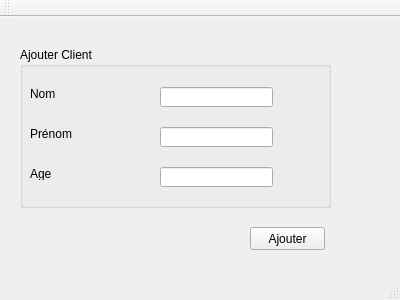
Qt form mainwindow.ui (24-25PCPP2A27/projet2a-2a27-smart-convervation-company) before a commit.
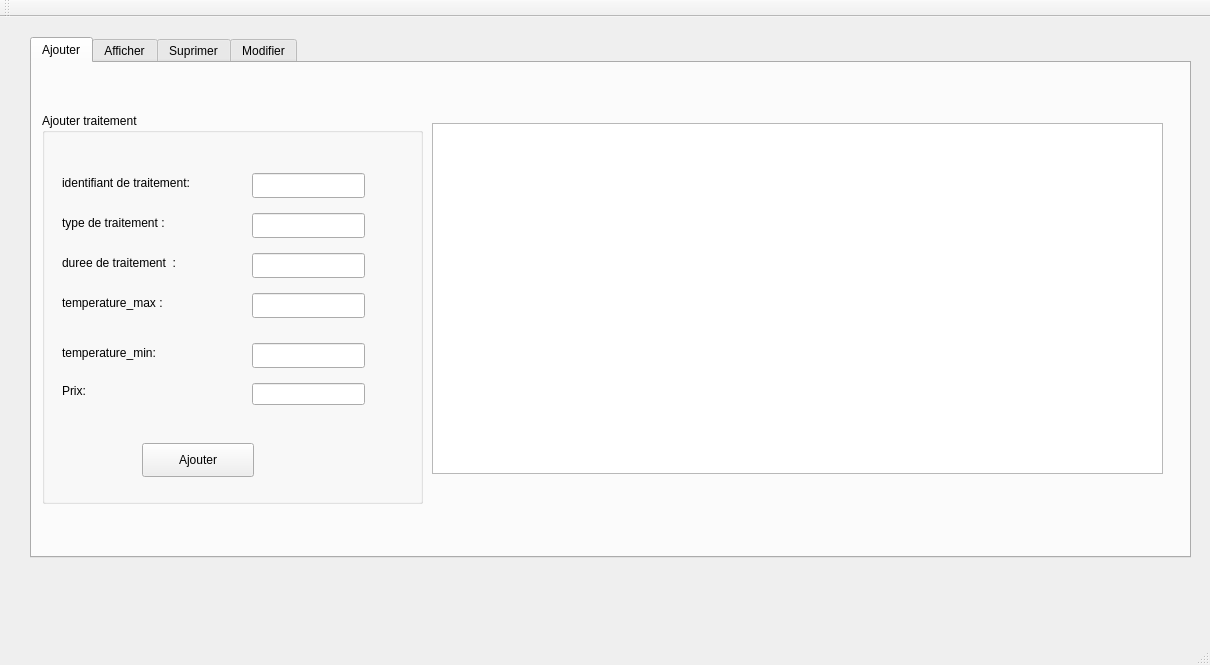
The same form after that commit. The open tabs and pages were chosen to show the change.

Diff of the .ui file:
```diff
--- a/mainwindow.ui
+++ b/mainwindow.ui
@@ -6,108 +6,430 @@
    <rect>
     <x>0</x>
     <y>0</y>
-    <width>400</width>
-    <height>300</height>
+    <width>1210</width>
+    <height>665</height>
    </rect>
   </property>
   <property name="windowTitle">
    <string>Gestion des Clients</string>
   </property>
   <widget class="QWidget" name="centralWidget">
-   <widget class="QGroupBox" name="groupBox">
+   <widget class="QTabWidget" name="tabWidget">
     <property name="geometry">
      <rect>
-      <x>20</x>
-      <y>30</y>
-      <width>311</width>
-      <height>161</height>
+      <x>30</x>
+      <y>20</y>
+      <width>1161</width>
+      <height>521</height>
      </rect>
     </property>
-    <property name="title">
-     <string>Ajouter Client</string>
+    <property name="currentIndex">
+     <number>1</number>
     </property>
-    <widget class="QLabel" name="label">
-     <property name="geometry">
-      <rect>
-       <x>10</x>
-       <y>40</y>
-       <width>47</width>
-       <height>13</height>
-      </rect>
-     </property>
-     <property name="text">
-      <string>Nom</string>
-     </property>
+    <widget class="QWidget" name="tab">
+     <attribute name="title">
+      <string>Ajouter</string>
+     </attribute>
+     <widget class="QGroupBox" name="groupBox">
+      <property name="geometry">
+       <rect>
+        <x>10</x>
+        <y>50</y>
+        <width>381</width>
+        <height>391</height>
+       </rect>
+      </property>
+      <property name="title">
+       <string>Ajouter traitement</string>
+      </property>
+      <widget class="QLabel" name="label">
+       <property name="geometry">
+        <rect>
+         <x>20</x>
+         <y>60</y>
+         <width>191</width>
+         <height>20</height>
+        </rect>
+       </property>
+       <property name="text">
+        <string>identifiant de traitement:</string>
+       </property>
+      </widget>
+      <widget class="QLabel" name="label_2">
+       <property name="geometry">
+        <rect>
+         <x>20</x>
+         <y>100</y>
+         <width>171</width>
+         <height>20</height>
+        </rect>
+       </property>
+       <property name="text">
+        <string>type de traitement :</string>
+       </property>
+      </widget>
+      <widget class="QLabel" name="label_3">
+       <property name="geometry">
+        <rect>
+         <x>20</x>
+         <y>140</y>
+         <width>131</width>
+         <height>20</height>
+        </rect>
+       </property>
+       <property name="text">
+        <string>duree de traitement  :</string>
+       </property>
+      </widget>
+      <widget class="QLabel" name="label_4">
+       <property name="geometry">
+        <rect>
+         <x>20</x>
+         <y>180</y>
+         <width>141</width>
+         <height>20</height>
+        </rect>
+       </property>
+       <property name="text">
+        <string>temperature_max :</string>
+       </property>
+      </widget>
+      <widget class="QLabel" name="label_5">
+       <property name="geometry">
+        <rect>
+         <x>20</x>
+         <y>230</y>
+         <width>121</width>
+         <height>20</height>
+        </rect>
+       </property>
+       <property name="text">
+        <string>temperature_min:</string>
+       </property>
+      </widget>
+      <widget class="QLabel" name="label_12">
+       <property name="geometry">
+        <rect>
+         <x>20</x>
+         <y>270</y>
+         <width>56</width>
+         <height>16</height>
+        </rect>
+       </property>
+       <property name="text">
+        <string>Prix:</string>
+       </property>
+      </widget>
+      <widget class="QLineEdit" name="id">
+       <property name="geometry">
+        <rect>
+         <x>210</x>
+         <y>60</y>
+         <width>113</width>
+         <height>25</height>
+        </rect>
+       </property>
+      </widget>
+      <widget class="QLineEdit" name="type">
+       <property name="geometry">
+        <rect>
+         <x>210</x>
+         <y>100</y>
+         <width>113</width>
+         <height>25</height>
+        </rect>
+       </property>
+      </widget>
+      <widget class="QLineEdit" name="duree">
+       <property name="geometry">
+        <rect>
+         <x>210</x>
+         <y>140</y>
+         <width>113</width>
+         <height>25</height>
+        </rect>
+       </property>
+      </widget>
+      <widget class="QLineEdit" name="tmpMax">
+       <property name="geometry">
+        <rect>
+         <x>210</x>
+         <y>180</y>
+         <width>113</width>
+         <height>25</height>
+        </rect>
+       </property>
+      </widget>
+      <widget class="QLineEdit" name="tmpMin">
+       <property name="geometry">
+        <rect>
+         <x>210</x>
+         <y>230</y>
+         <width>113</width>
+         <height>25</height>
+        </rect>
+       </property>
+      </widget>
+      <widget class="QLineEdit" name="prix">
+       <property name="geometry">
+        <rect>
+         <x>210</x>
+         <y>270</y>
+         <width>113</width>
+         <height>22</height>
+        </rect>
+       </property>
+      </widget>
+      <widget class="QPushButton" name="pushButton">
+       <property name="geometry">
+        <rect>
+         <x>100</x>
+         <y>330</y>
+         <width>112</width>
+         <height>34</height>
+        </rect>
+       </property>
+       <property name="text">
+        <string>Ajouter</string>
+       </property>
+      </widget>
+     </widget>
+     <widget class="QTableView" name="tab_6">
+      <property name="geometry">
+       <rect>
+        <x>400</x>
+        <y>60</y>
+        <width>731</width>
+        <height>351</height>
+       </rect>
+      </property>
+     </widget>
     </widget>
-    <widget class="QLabel" name="label_2">
-     <property name="geometry">
-      <rect>
-       <x>10</x>
-       <y>80</y>
-       <width>47</width>
-       <height>13</height>
-      </rect>
-     </property>
-     <property name="text">
-      <string>Prénom</string>
-     </property>
+    <widget class="QWidget" name="tab_2">
+     <attribute name="title">
+      <string>Afficher</string>
+     </attribute>
+     <widget class="QTableView" name="tab_5">
+      <property name="geometry">
+       <rect>
+        <x>45</x>
+        <y>71</y>
+        <width>811</width>
+        <height>351</height>
+       </rect>
+      </property>
+     </widget>
+     <widget class="QPushButton" name="afficher">
+      <property name="geometry">
+       <rect>
+        <x>320</x>
+        <y>430</y>
+        <width>211</width>
+        <height>51</height>
+       </rect>
+      </property>
+      <property name="text">
+       <string>Afficher</string>
+      </property>
+     </widget>
     </widget>
-    <widget class="QLabel" name="label_3">
-     <property name="geometry">
-      <rect>
-       <x>10</x>
-       <y>120</y>
-       <width>47</width>
-       <height>13</height>
-      </rect>
-     </property>
-     <property name="text">
-      <string>Age</string>
-     </property>
+    <widget class="QWidget" name="tab_3">
+     <attribute name="title">
+      <string>Suprimer</string>
+     </attribute>
+     <widget class="QLabel" name="label_6">
+      <property name="geometry">
+       <rect>
+        <x>160</x>
+        <y>120</y>
+        <width>151</width>
+        <height>31</height>
+       </rect>
+      </property>
+      <property name="text">
+       <string>L'identifiant</string>
+      </property>
+     </widget>
+     <widget class="QLineEdit" name="id_supp">
+      <property name="geometry">
+       <rect>
+        <x>310</x>
+        <y>130</y>
+        <width>113</width>
+        <height>25</height>
+       </rect>
+      </property>
+     </widget>
+     <widget class="QPushButton" name="suprimer">
+      <property name="geometry">
+       <rect>
+        <x>240</x>
+        <y>280</y>
+        <width>181</width>
+        <height>61</height>
+       </rect>
+      </property>
+      <property name="text">
+       <string>suprimer</string>
+      </property>
+     </widget>
     </widget>
-    <widget class="QLineEdit" name="lineEdit">
-     <property name="geometry">
-      <rect>
-       <x>140</x>
-       <y>40</y>
-       <width>113</width>
-       <height>20</height>
-      </rect>
-     </property>
+    <widget class="QWidget" name="tab_4">
+     <attribute name="title">
+      <string>Modifier</string>
+     </attribute>
+     <widget class="QLabel" name="label_7">
+      <property name="geometry">
+       <rect>
+        <x>10</x>
+        <y>40</y>
+        <width>171</width>
+        <height>20</height>
+       </rect>
+      </property>
+      <property name="text">
+       <string>identifiant de traitement:</string>
+      </property>
+     </widget>
+     <widget class="QLabel" name="label_8">
+      <property name="geometry">
+       <rect>
+        <x>40</x>
+        <y>90</y>
+        <width>141</width>
+        <height>20</height>
+       </rect>
+      </property>
+      <property name="text">
+       <string>type de traitement :</string>
+      </property>
+     </widget>
+     <widget class="QLabel" name="label_9">
+      <property name="geometry">
+       <rect>
+        <x>18</x>
+        <y>140</y>
+        <width>141</width>
+        <height>20</height>
+       </rect>
+      </property>
+      <property name="text">
+       <string>duree de traitement  :</string>
+      </property>
+     </widget>
+     <widget class="QLabel" name="label_10">
+      <property name="geometry">
+       <rect>
+        <x>40</x>
+        <y>190</y>
+        <width>171</width>
+        <height>20</height>
+       </rect>
+      </property>
+      <property name="text">
+       <string>temperature_max :</string>
+      </property>
+     </widget>
+     <widget class="QLabel" name="label_11">
+      <property name="geometry">
+       <rect>
+        <x>30</x>
+        <y>240</y>
+        <width>121</width>
+        <height>20</height>
+       </rect>
+      </property>
+      <property name="text">
+       <string>temperature_min:</string>
+      </property>
+     </widget>
+     <widget class="QLineEdit" name="id_2">
+      <property name="geometry">
+       <rect>
+        <x>180</x>
+        <y>40</y>
+        <width>113</width>
+        <height>25</height>
+       </rect>
+      </property>
+     </widget>
+     <widget class="QLineEdit" name="type_2">
+      <property name="geometry">
+       <rect>
+        <x>180</x>
+        <y>90</y>
+        <width>113</width>
+        <height>25</height>
+       </rect>
+      </property>
+     </widget>
+     <widget class="QLineEdit" name="duree_2">
+      <property name="geometry">
+       <rect>
+        <x>180</x>
+        <y>140</y>
+        <width>113</width>
+        <height>25</height>
+       </rect>
+      </property>
+     </widget>
+     <widget class="QLineEdit" name="tmpMax_2">
+      <property name="geometry">
+       <rect>
+        <x>180</x>
+        <y>190</y>
+        <width>113</width>
+        <height>25</height>
+       </rect>
+      </property>
+     </widget>
+     <widget class="QLineEdit" name="tempMin_2">
+      <property name="geometry">
+       <rect>
+        <x>180</x>
+        <y>240</y>
+        <width>113</width>
+        <height>25</height>
+       </rect>
+      </property>
+     </widget>
+     <widget class="QPushButton" name="modifier">
+      <property name="geometry">
+       <rect>
+        <x>110</x>
+        <y>370</y>
+        <width>151</width>
+        <height>41</height>
+       </rect>
+      </property>
+      <property name="text">
+       <string>Modifier</string>
+      </property>
+     </widget>
+     <widget class="QLabel" name="label_13">
+      <property name="geometry">
+       <rect>
+        <x>50</x>
+        <y>290</y>
+        <width>56</width>
+        <height>16</height>
+       </rect>
+      </property>
+      <property name="text">
+       <string>prix:</string>
+      </property>
+     </widget>
+     <widget class="QLineEdit" name="prix_2">
+      <property name="geometry">
+       <rect>
+        <x>180</x>
+        <y>290</y>
+        <width>113</width>
+        <height>22</height>
+       </rect>
+      </property>
+     </widget>
     </widget>
-    <widget class="QLineEdit" name="lineEdit_2">
-     <property name="geometry">
-      <rect>
-       <x>140</x>
-       <y>80</y>
-       <width>113</width>
-       <height>20</height>
-      </rect>
-     </property>
-    </widget>
-    <widget class="QLineEdit" name="lineEdit_3">
-     <property name="geometry">
-      <rect>
-       <x>140</x>
-       <y>120</y>
-       <width>113</width>
-       <height>20</height>
-      </rect>
-     </property>
-    </widget>
-   </widget>
-   <widget class="QPushButton" name="pushButton">
-    <property name="geometry">
-     <rect>
-      <x>250</x>
-      <y>210</y>
-      <width>75</width>
-      <height>23</height>
-     </rect>
-    </property>
-    <property name="text">
-     <string>Ajouter</string>
-    </property>
    </widget>
   </widget>
   <widget class="QMenuBar" name="menuBar">
```
Left out of the diff: 4 changed lines with no effect on the pictures.
